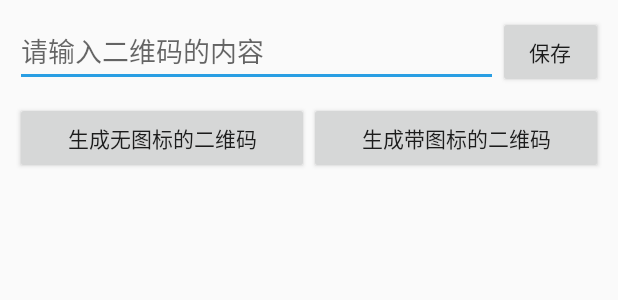
After one commit to xuexiangjys/XQRCode, an Android app: the layout fragment_qrcode_produce.xml on its own in the app's theme, with its tools: preview values and no code run, on a phone screen of 412 x 824 dp. The commit adds this screen. Shown: the top 300 px of the screen. Run offline under Robolectric (Android 15) with nearby library versions, the phone set to English and light mode, and no system bars.

Commit message:
增加演示程序

```diff
--- /dev/null
+++ b/app/src/main/res/layout/fragment_qrcode_produce.xml
@@ -0,0 +1,66 @@
+<?xml version="1.0" encoding="utf-8"?>
+<LinearLayout xmlns:android="http://schemas.android.com/apk/res/android"
+    android:layout_width="match_parent"
+    android:layout_height="match_parent"
+    android:gravity="center_horizontal"
+    android:orientation="vertical">
+
+    <LinearLayout
+        android:layout_width="match_parent"
+        android:layout_height="wrap_content"
+        android:layout_marginLeft="10dp"
+        android:layout_marginRight="10dp"
+        android:layout_marginTop="10dp"
+        android:orientation="horizontal">
+
+        <EditText
+            android:id="@+id/et_input"
+            android:layout_width="match_parent"
+            android:layout_height="wrap_content"
+            android:layout_weight="4"
+            android:ems="20"
+            android:hint="请输入二维码的内容"
+            android:inputType="text" />
+
+        <Button
+            android:id="@+id/btn_save"
+            android:layout_width="wrap_content"
+            android:layout_height="wrap_content"
+            android:layout_weight="1"
+            android:text="保存" />
+
+    </LinearLayout>
+
+
+    <LinearLayout
+        android:layout_width="match_parent"
+        android:layout_height="wrap_content"
+        android:layout_marginLeft="10dp"
+        android:layout_marginRight="10dp"
+        android:layout_marginTop="10dp"
+        android:orientation="horizontal">
+
+        <Button
+            android:id="@+id/btn_create_no_logo"
+            android:layout_width="wrap_content"
+            android:layout_height="wrap_content"
+            android:layout_weight="1"
+            android:text="生成无图标的二维码" />
+
+        <Button
+            android:id="@+id/btn_create_with_logo"
+            android:layout_width="wrap_content"
+            android:layout_height="wrap_content"
+            android:layout_weight="1"
+            android:text="生成带图标的二维码" />
+
+    </LinearLayout>
+
+    <ImageView
+        android:id="@+id/iv_qrcode"
+        android:layout_width="wrap_content"
+        android:layout_height="wrap_content"
+        android:layout_margin="10dp"
+        android:scaleType="fitXY" />
+
+</LinearLayout>
--- a/xqrcode-lib/build.gradle
+++ b/xqrcode-lib/build.gradle
@@ -19,3 +19,5 @@ dependencies {
     compileOnly deps.support.app_compat
     implementation 'com.google.zxing:core:3.3.2'
 }
+
+apply from: "https://raw.githubusercontent.com/xuexiangjys/XUtil/master/JitPackUpload.gradle"
--- a/xqrcode-lib/src/main/java/com/xuexiang/xqrcode/XQRCode.java
+++ b/xqrcode-lib/src/main/java/com/xuexiang/xqrcode/XQRCode.java
@@ -13,7 +13,7 @@ import com.xuexiang.xqrcode.util.QRCodeProduceUtils;
 
 /**
  * <pre>
- *     desc   : XQRCode API
+ *     desc   : 二维码 XQRCode API
  *     author : xuexiang
  *     time   : 2018/5/4 上午12:33
  * </pre>
--- a/xqrcode-lib/src/main/java/com/xuexiang/xqrcode/ui/CaptureActivity.java
+++ b/xqrcode-lib/src/main/java/com/xuexiang/xqrcode/ui/CaptureActivity.java
@@ -52,7 +52,6 @@ public class CaptureActivity extends AppCompatActivity {
             bundle.putInt(XQRCode.RESULT_TYPE, XQRCode.RESULT_SUCCESS);
             bundle.putString(XQRCode.RESULT_DATA, result);
             resultIntent.putExtras(bundle);
-            Log.e("xuexiang", "RESULT_DATA:" + result);
             CaptureActivity.this.setResult(RESULT_OK, resultIntent);
             CaptureActivity.this.finish();
         }
```
Also changed, not shown: app/src/main/java/com/xuexiang/xqrcodedemo/fragment/MainFragment.java (+3 -8 lines), app/src/main/java/com/xuexiang/xqrcodedemo/fragment/QRCodeProduceFragment.java (added, +123 -0 lines), app/src/main/java/com/xuexiang/xqrcodedemo/util/PathUtils.java (+39 -2 lines).
